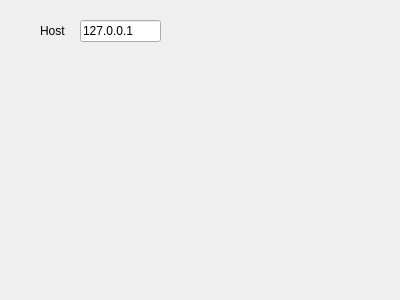
First picture: the form in client/ui/loginwindow.ui, repository pechpo/What-s-up, before the edit.
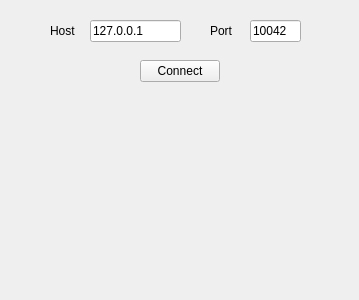
Second picture: the form after the edit.

Patch:
```diff
--- a/client/ui/loginwindow.ui
+++ b/client/ui/loginwindow.ui
@@ -6,7 +6,7 @@
    <rect>
     <x>0</x>
     <y>0</y>
-    <width>400</width>
+    <width>359</width>
     <height>300</height>
    </rect>
   </property>
@@ -16,9 +16,9 @@
   <widget class="QLineEdit" name="hostLine">
    <property name="geometry">
     <rect>
-     <x>80</x>
+     <x>90</x>
      <y>20</y>
-     <width>81</width>
+     <width>91</width>
      <height>22</height>
     </rect>
    </property>
@@ -29,7 +29,7 @@
   <widget class="QLabel" name="hostLabel">
    <property name="geometry">
     <rect>
-     <x>40</x>
+     <x>50</x>
      <y>20</y>
      <width>31</width>
      <height>21</height>
@@ -39,6 +39,45 @@
     <string>Host</string>
    </property>
   </widget>
+  <widget class="QLabel" name="portLabel">
+   <property name="geometry">
+    <rect>
+     <x>210</x>
+     <y>20</y>
+     <width>31</width>
+     <height>21</height>
+    </rect>
+   </property>
+   <property name="text">
+    <string>Port</string>
+   </property>
+  </widget>
+  <widget class="QLineEdit" name="portInput">
+   <property name="geometry">
+    <rect>
+     <x>250</x>
+     <y>20</y>
+     <width>51</width>
+     <height>22</height>
+    </rect>
+   </property>
+   <property name="text">
+    <string>10042</string>
+   </property>
+  </widget>
+  <widget class="QPushButton" name="connectButton">
+   <property name="geometry">
+    <rect>
+     <x>140</x>
+     <y>60</y>
+     <width>80</width>
+     <height>22</height>
+    </rect>
+   </property>
+   <property name="text">
+    <string>Connect</string>
+   </property>
+  </widget>
  </widget>
  <resources/>
  <connections/>
```
Left out of the diff: 2 changed lines with no effect on the pictures.
